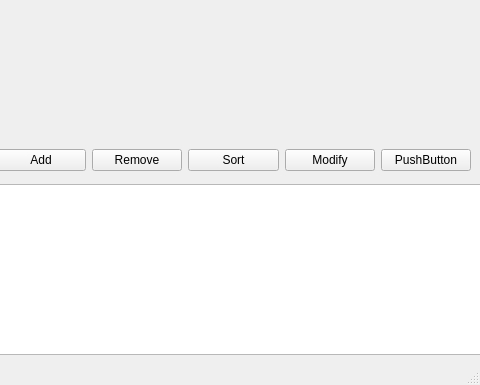
This is SRC/mainwindow.ui in ryanewart/SDI as Qt 5 draws it before an edit; both pictures show x 780 to 1260 and y 515 to 900 of the 1260 by 900 pixel window. The edited form follows.
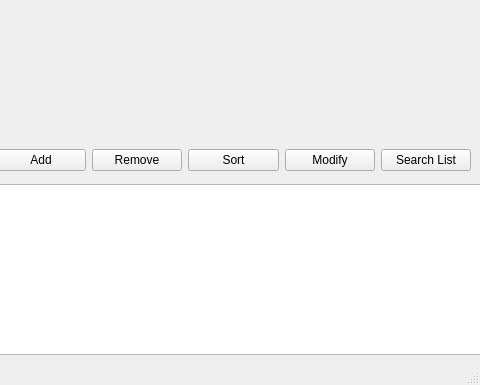
This is the edited form.

Patch:
```diff
--- a/SRC/mainwindow.ui
+++ b/SRC/mainwindow.ui
@@ -179,7 +179,7 @@
      <item>
       <widget class="QPushButton" name="btn_SearchList">
        <property name="text">
-        <string>PushButton</string>
+        <string>Search List</string>
        </property>
       </widget>
      </item>
```
